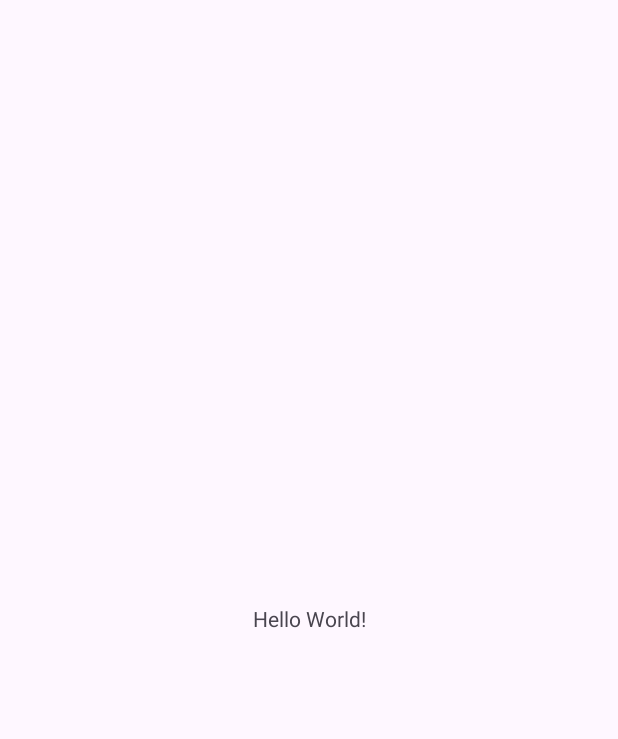
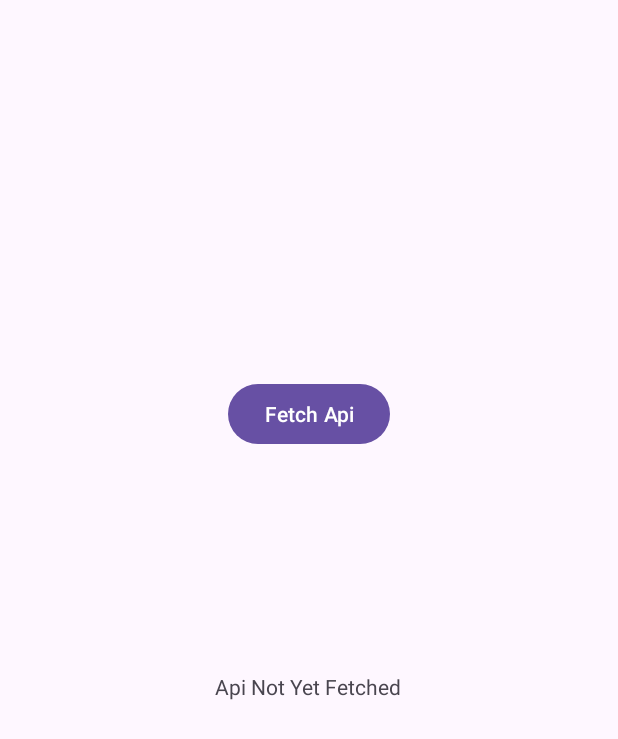
Before and after one commit to toffergig/PokedexJavaApp, an Android app: the screen it shows after launch (MainActivity), on a phone screen of 412 x 824 dp. Before the commit the part shown is almost empty. Shown: the top 739 px of the screen. Run offline under Robolectric (Android 15) with nearby library versions, the phone set to English and light mode, and no system bars.

Commit message:
added api functionalities to get poke names

```diff
--- a/app/build.gradle.kts
+++ b/app/build.gradle.kts
@@ -37,6 +37,9 @@ dependencies {
     implementation(libs.material)
     implementation(libs.activity)
     implementation(libs.constraintlayout)
+    implementation (libs.retrofit)
+    implementation (libs.converter.gson)
+    implementation (libs.gson)
     testImplementation(libs.junit)
     androidTestImplementation(libs.ext.junit)
     androidTestImplementation(libs.espresso.core)
--- a/app/src/main/AndroidManifest.xml
+++ b/app/src/main/AndroidManifest.xml
@@ -1,7 +1,7 @@
 <?xml version="1.0" encoding="utf-8"?>
 <manifest xmlns:android="http://schemas.android.com/apk/res/android"
     xmlns:tools="http://schemas.android.com/tools">
-
+    <uses-permission android:name="android.permission.INTERNET" />
     <application
         android:allowBackup="true"
         android:dataExtractionRules="@xml/data_extraction_rules"
--- a/app/src/main/java/com/example/pokedexjavaapp/MainActivity.java
+++ b/app/src/main/java/com/example/pokedexjavaapp/MainActivity.java
@@ -7,18 +7,29 @@ import androidx.appcompat.app.AppCompatActivity;
 import androidx.core.graphics.Insets;
 import androidx.core.view.ViewCompat;
 import androidx.core.view.WindowInsetsCompat;
+import android.os.Bundle;
+import android.util.Log;
+import android.view.View;
+import android.widget.Button;
+import com.example.pokedexjavaapp.repository.PokemonRepository;
 
 public class MainActivity extends AppCompatActivity {
+
+    private static final String TAG = "MainActivity";
 
     @Override
     protected void onCreate(Bundle savedInstanceState) {
         super.onCreate(savedInstanceState);
-        EdgeToEdge.enable(this);
         setContentView(R.layout.activity_main);
-        ViewCompat.setOnApplyWindowInsetsListener(findViewById(R.id.main), (v, insets) -> {
-            Insets systemBars = insets.getInsets(WindowInsetsCompat.Type.systemBars());
-            v.setPadding(systemBars.left, systemBars.top, systemBars.right, systemBars.bottom);
-            return insets;
+
+        Button fetchButton = findViewById(R.id.button);
+        fetchButton.setOnClickListener(new View.OnClickListener() {
+            @Override
+            public void onClick(View v) {
+                PokemonRepository repository = new PokemonRepository();
+                repository.fetchPokemonData();
+                Log.d(TAG, "Fetch Button Clicked");
+            }
         });
     }
 }
--- a/app/src/main/res/layout/activity_main.xml
+++ b/app/src/main/res/layout/activity_main.xml
@@ -7,13 +7,24 @@
     android:layout_height="match_parent"
     tools:context=".MainActivity">
 
-    <TextView
+    <Button
+        android:id="@+id/button"
         android:layout_width="wrap_content"
         android:layout_height="wrap_content"
-        android:text="Hello World!"
-        app:layout_constraintBottom_toBottomOf="parent"
+        android:layout_marginTop="252dp"
+        android:text="@string/fetchApiBtn"
         app:layout_constraintEnd_toEndOf="parent"
         app:layout_constraintStart_toStartOf="parent"
         app:layout_constraintTop_toTopOf="parent" />
 
+    <TextView
+        android:id="@+id/textView"
+        android:layout_width="wrap_content"
+        android:layout_height="wrap_content"
+        android:layout_marginTop="148dp"
+        android:text="@string/status"
+        app:layout_constraintEnd_toEndOf="parent"
+        app:layout_constraintHorizontal_bias="0.498"
+        app:layout_constraintStart_toStartOf="parent"
+        app:layout_constraintTop_toBottomOf="@+id/button" />
 </androidx.constraintlayout.widget.ConstraintLayout>
--- a/app/src/main/res/values/strings.xml
+++ b/app/src/main/res/values/strings.xml
@@ -1,3 +1,5 @@
 <resources>
     <string name="app_name">PokedexJavaApp</string>
+    <string name="fetchApiBtn">Fetch Api</string>
+    <string name="status">Api Not Yet Fetched</string>
 </resources>
--- a/gradle/libs.versions.toml
+++ b/gradle/libs.versions.toml
@@ -1,5 +1,7 @@
 [versions]
 agp = "8.7.2"
+converterGson = "2.9.0"
+gson = "2.10.1"
 junit = "4.13.2"
 junitVersion = "1.2.1"
 espressoCore = "3.6.1"
@@ -9,6 +11,8 @@ activity = "1.9.3"
 constraintlayout = "2.2.0"
 
 [libraries]
+converter-gson = { module = "com.squareup.retrofit2:converter-gson", version.ref = "converterGson" }
+gson = { module = "com.google.code.gson:gson", version.ref = "gson" }
 junit = { group = "junit", name = "junit", version.ref = "junit" }
 ext-junit = { group = "androidx.test.ext", name = "junit", version.ref = "junitVersion" }
 espresso-core = { group = "androidx.test.espresso", name = "espresso-core", version.ref = "espressoCore" }
@@ -16,6 +20,7 @@ appcompat = { group = "androidx.appcompat", name = "appcompat", version.ref = "a
 material = { group = "com.google.android.material", name = "material", version.ref = "material" }
 activity = { group = "androidx.activity", name = "activity", version.ref = "activity" }
 constraintlayout = { group = "androidx.constraintlayout", name = "constraintlayout", version.ref = "constraintlayout" }
+retrofit = { module = "com.squareup.retrofit2:retrofit", version.ref = "converterGson" }
 
 [plugins]
 android-application = { id = "com.android.application", version.ref = "agp" }
```
Also changed, not shown: app/src/main/java/com/example/pokedexjavaapp/api/PokemonApiService.java (added, +10 -0 lines), app/src/main/java/com/example/pokedexjavaapp/api/PokemonResponse.java (added, +15 -0 lines), app/src/main/java/com/example/pokedexjavaapp/api/RetrofitClient.java (added, +23 -0 lines), app/src/main/java/com/example/pokedexjavaapp/models/Pokemon.java (added, +12 -0 lines), app/src/main/java/com/example/pokedexjavaapp/repository/PokemonRepository.java (added, +44 -0 lines).
